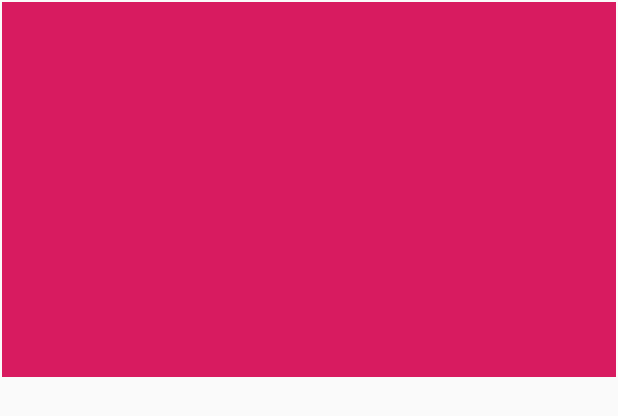
After one commit to BaariqAzhar/MyRecyclerView, an Android app: the layout item_grid_hero.xml on its own in the app's theme, with its tools: preview values and no code run, on a phone screen of 412 x 824 dp. The commit adds this screen. Shown: the top 416 px of the screen. Run offline under Robolectric (Android 15) with nearby library versions, the phone set to English and light mode, and no system bars.

Commit message:
tambahan grid

```diff
--- /dev/null
+++ b/app/src/main/res/layout/item_grid_hero.xml
@@ -0,0 +1,17 @@
+<?xml version="1.0" encoding="utf-8"?>
+<LinearLayout
+    xmlns:android="http://schemas.android.com/apk/res/android"
+    xmlns:tools="http://schemas.android.com/tools"
+    android:orientation="vertical"
+    android:layout_width="match_parent"
+    android:layout_height="wrap_content">
+
+    <ImageView
+        android:layout_width="match_parent"
+        android:layout_height="250dp"
+        android:id="@+id/img_item_photo"
+        android:layout_margin="1dp"
+        android:scaleType="centerCrop"
+        tools:src="@color/colorAccent"/>
+
+</LinearLayout>
--- a/app/src/main/res/values/strings.xml
+++ b/app/src/main/res/values/strings.xml
@@ -2,4 +2,8 @@
     <string name="app_name">MyRecyclerView</string>
     <string name="heroes_name">Nama Pahlawan</string>
     <string name="detail">Detail</string>
+    <string name="list">List</string>
+    <string name="grid">Grid</string>
+    <string name="with_cardview">with CardView</string>
+    <string name="share">Share</string>
 </resources>
```
Also changed, not shown: app/src/main/java/com/dicoding/picodiploma/myrecyclerview/adapter/GridHeroAdapter.java (added, +55 -0 lines), app/src/main/java/com/example/myrecyclerview/MainActivity.java (+35 -0 lines), app/src/main/res/menu/menu_main.xml (added, +21 -0 lines).
